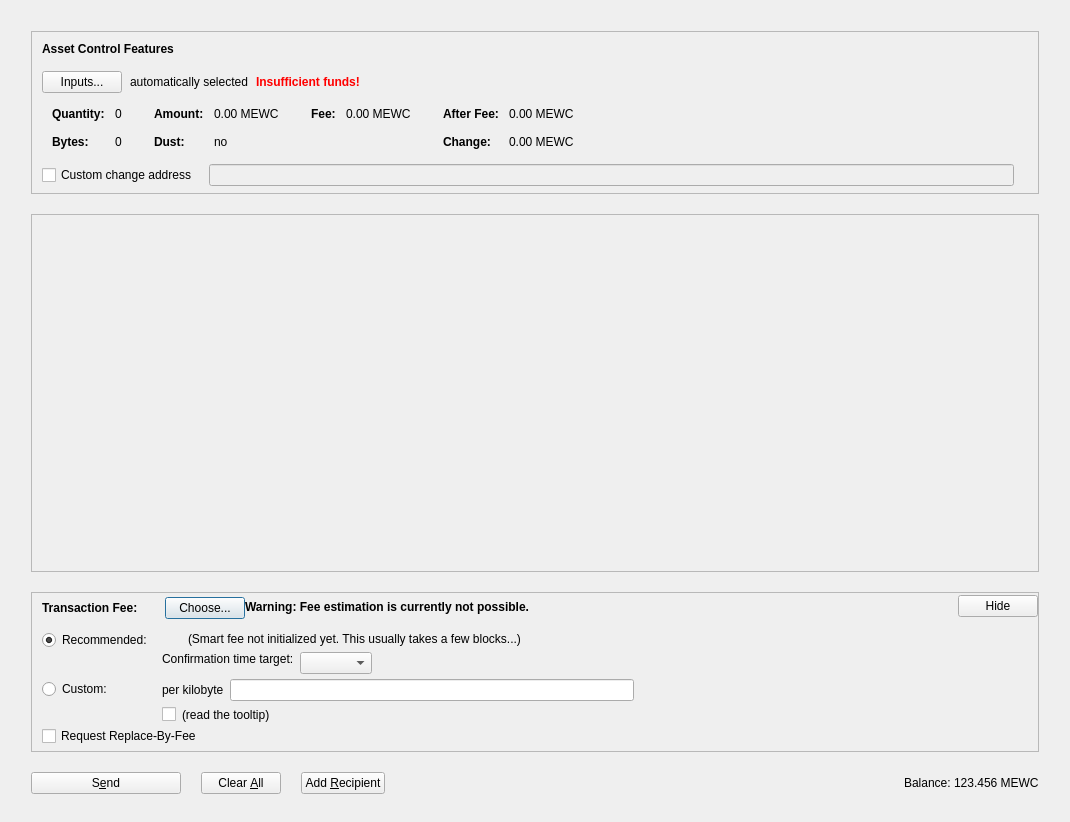
Old version of the form src/qt/forms/assetsdialog.ui in the repository cdonnachie/Slimecoin.
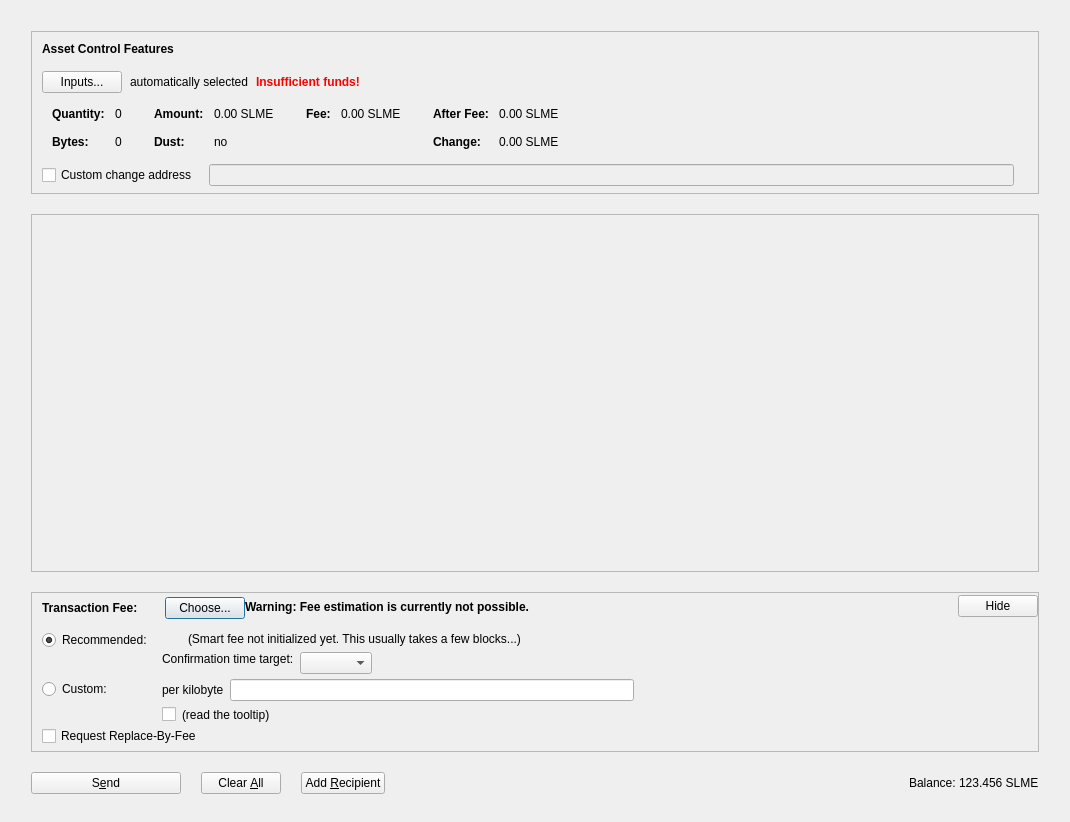
New version of the form. Icons and pictures are not drawn. Custom widgets are drawn as their Qt base class.

Patch:
```diff
--- a/src/qt/forms/assetsdialog.ui
+++ b/src/qt/forms/assetsdialog.ui
@@ -341,7 +341,7 @@
                     <enum>Qt::ActionsContextMenu</enum>
                    </property>
                    <property name="text">
-                    <string notr="true">0.00 MEWC</string>
+                    <string notr="true">0.00 SLME</string>
                    </property>
                    <property name="textInteractionFlags">
                     <set>Qt::LinksAccessibleByMouse|Qt::TextSelectableByKeyboard|Qt::TextSelectableByMouse</set>
@@ -421,7 +421,7 @@
                     <enum>Qt::ActionsContextMenu</enum>
                    </property>
                    <property name="text">
-                    <string notr="true">0.00 MEWC</string>
+                    <string notr="true">0.00 SLME</string>
                    </property>
                    <property name="textInteractionFlags">
                     <set>Qt::LinksAccessibleByMouse|Qt::TextSelectableByKeyboard|Qt::TextSelectableByMouse</set>
@@ -472,7 +472,7 @@
                     <enum>Qt::ActionsContextMenu</enum>
                    </property>
                    <property name="text">
-                    <string notr="true">0.00 MEWC</string>
+                    <string notr="true">0.00 SLME</string>
                    </property>
                    <property name="textInteractionFlags">
                     <set>Qt::LinksAccessibleByMouse|Qt::TextSelectableByKeyboard|Qt::TextSelectableByMouse</set>
@@ -501,7 +501,7 @@
                     <enum>Qt::ActionsContextMenu</enum>
                    </property>
                    <property name="text">
-                    <string notr="true">0.00 MEWC</string>
+                    <string notr="true">0.00 SLME</string>
                    </property>
                    <property name="textInteractionFlags">
                     <set>Qt::LinksAccessibleByMouse|Qt::TextSelectableByKeyboard|Qt::TextSelectableByMouse</set>
@@ -1267,7 +1267,7 @@
             <cursorShape>IBeamCursor</cursorShape>
            </property>
            <property name="text">
-            <string notr="true">123.456 MEWC</string>
+            <string notr="true">123.456 SLME</string>
            </property>
            <property name="textInteractionFlags">
             <set>Qt::LinksAccessibleByMouse|Qt::TextSelectableByKeyboard|Qt::TextSelectableByMouse</set>
```
Left out of the diff: 18 changed lines with no effect on the pictures.
